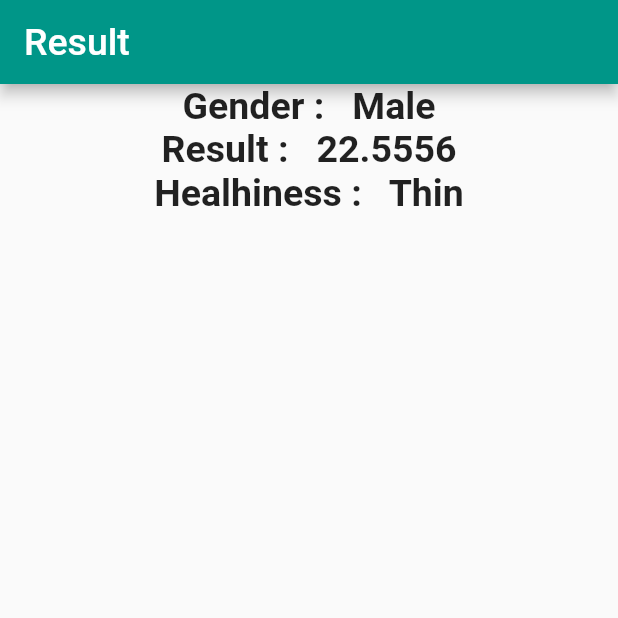
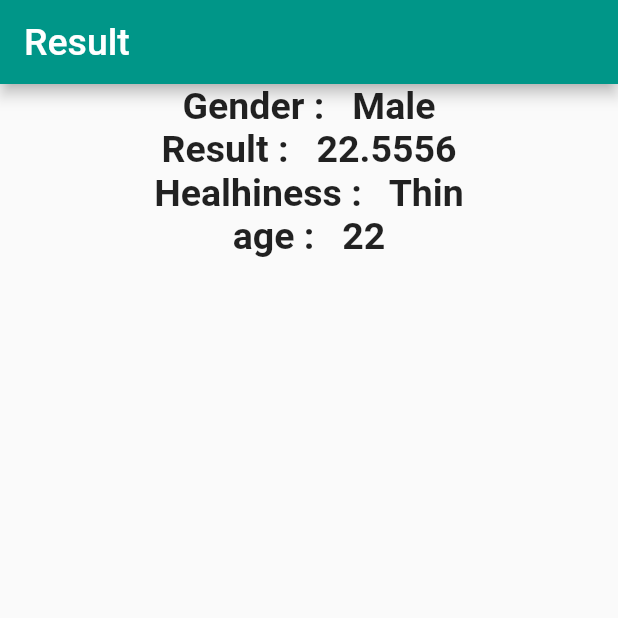
Before and after one commit to Devsaci/bmifoulaihapp, a Flutter app: the screen it shows after launch, on a phone screen of 412 x 824 dp, the top half of it. Run offline on Flutter 3.47's test engine with Material 2 defaults, Android fonts, the phone set to English and light mode, and no system bars.

Commit message:
"age :   $age",

```diff
--- a/lib/result.dart
+++ b/lib/result.dart
@@ -54,6 +54,13 @@ class Result extends StatelessWidget {
                 fontWeight: FontWeight.bold,
               ),
             ),
+            Text(
+              "age :   $age",
+              style: const TextStyle(
+                fontSize: 25,
+                fontWeight: FontWeight.bold,
+              ),
+            ),
           ],
         ),
       )),
```
